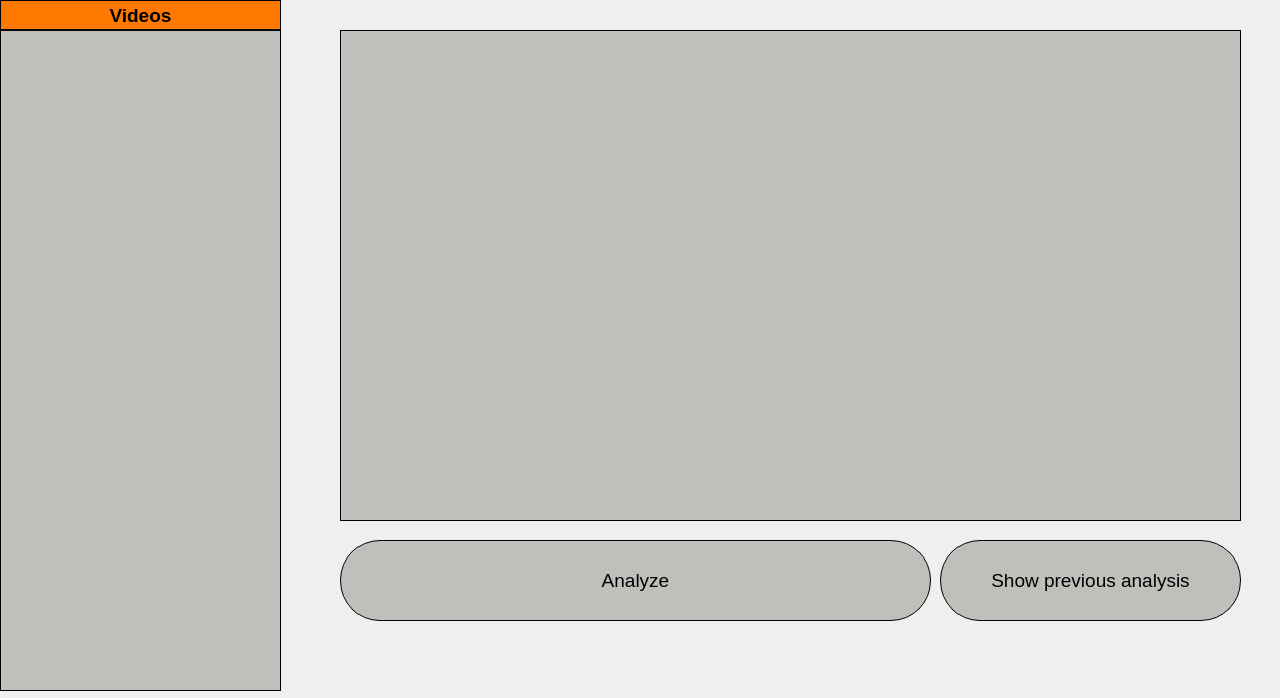
darktau34/VKR_videoanalysis_programm, file ready_main_ui.ui: the form before one commit.
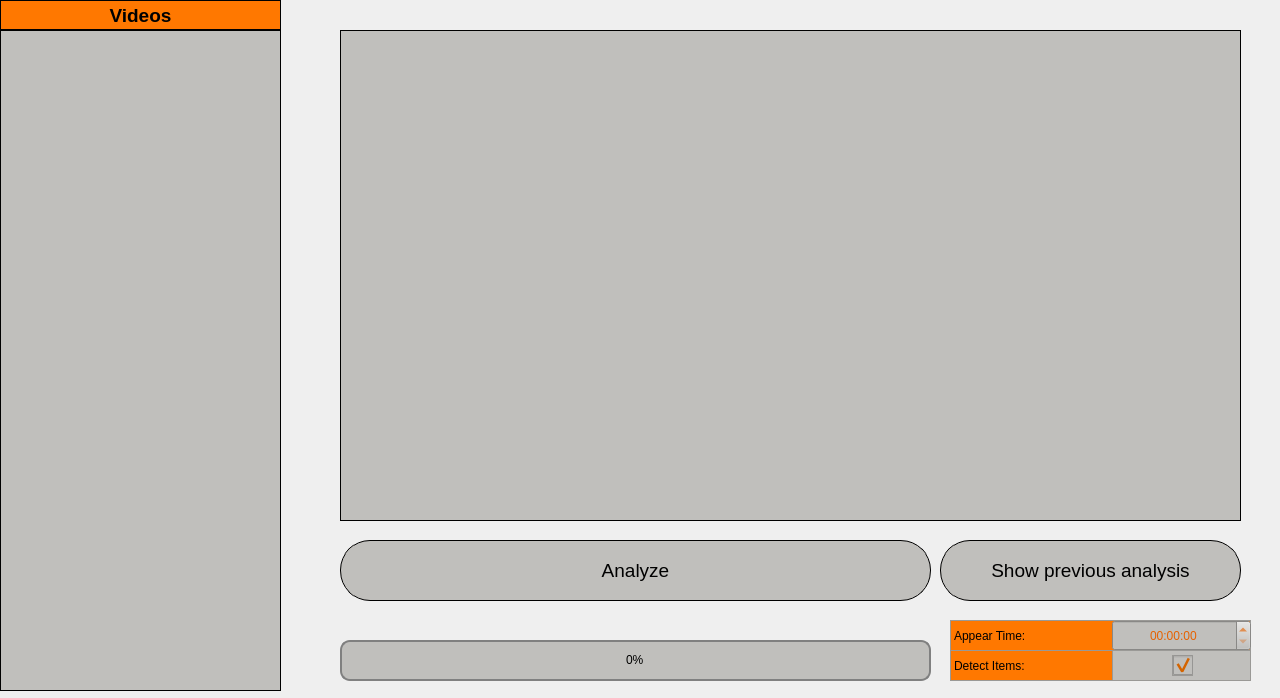
The form after the commit.

Diff of the .ui file:
```diff
--- a/ready_main_ui.ui
+++ b/ready_main_ui.ui
@@ -178,7 +178,7 @@
       <x>340</x>
       <y>540</y>
       <width>591</width>
-      <height>81</height>
+      <height>61</height>
      </rect>
     </property>
     <property name="palette">
@@ -392,7 +392,7 @@
     </property>
     <property name="styleSheet">
      <string notr="true">QPushButton {
-	border-radius: 40px;
+	border-radius: 30px;
 	background-color: rgb(255, 120, 0);
 	border-style: solid;
 	border-width: 1px;
@@ -421,7 +421,7 @@
       <x>940</x>
       <y>540</y>
       <width>301</width>
-      <height>81</height>
+      <height>61</height>
      </rect>
     </property>
     <property name="font">
@@ -436,7 +436,7 @@
     </property>
     <property name="styleSheet">
      <string notr="true">QPushButton {
-	border-radius: 40px;
+	border-radius: 30px;
 	background-color: rgb(255, 120, 0);
 	border-style: solid;
 	border-width: 1px;
@@ -458,13 +458,13 @@
    </widget>
    <widget class="QProgressBar" name="progress_bar">
     <property name="enabled">
-     <bool>false</bool>
+     <bool>true</bool>
     </property>
     <property name="geometry">
      <rect>
       <x>340</x>
       <y>640</y>
-      <width>901</width>
+      <width>591</width>
       <height>41</height>
      </rect>
     </property>
@@ -721,6 +721,145 @@
      <set>Qt::AlignCenter</set>
     </property>
    </widget>
+   <widget class="QLabel" name="l_appear">
+    <property name="geometry">
+     <rect>
+      <x>950</x>
+      <y>620</y>
+      <width>301</width>
+      <height>31</height>
+     </rect>
+    </property>
+    <property name="styleSheet">
+     <string notr="true">border-color: rgb(154, 153, 150);
+border-style: solid;
+border-width: 1px;
+background-color: rgb(255, 120, 0);</string>
+    </property>
+    <property name="text">
+     <string>Appear Time:</string>
+    </property>
+   </widget>
+   <widget class="QLabel" name="l_items">
+    <property name="geometry">
+     <rect>
+      <x>950</x>
+      <y>650</y>
+      <width>301</width>
+      <height>31</height>
+     </rect>
+    </property>
+    <property name="styleSheet">
+     <string notr="true">border-color: rgb(154, 153, 150);
+background-color: rgb(255, 120, 0);
+border-style: solid;
+border-width: 1px;</string>
+    </property>
+    <property name="text">
+     <string>Detect Items:</string>
+    </property>
+   </widget>
+   <widget class="QFrame" name="frame">
+    <property name="geometry">
+     <rect>
+      <x>1112</x>
+      <y>650</y>
+      <width>139</width>
+      <height>31</height>
+     </rect>
+    </property>
+    <property name="styleSheet">
+     <string notr="true">background-color: rgb(192, 191, 188);
+border-color: rgb(154, 153, 150);
+border-style: solid;
+border-width: 1px;</string>
+    </property>
+    <property name="frameShape">
+     <enum>QFrame::StyledPanel</enum>
+    </property>
+    <property name="frameShadow">
+     <enum>QFrame::Raised</enum>
+    </property>
+    <widget class="QCheckBox" name="checkbox_items">
+     <property name="enabled">
+      <bool>true</bool>
+     </property>
+     <property name="geometry">
+      <rect>
+       <x>60</x>
+       <y>5</y>
+       <width>21</width>
+       <height>21</height>
+      </rect>
+     </property>
+     <property name="layoutDirection">
+      <enum>Qt::LeftToRight</enum>
+     </property>
+     <property name="autoFillBackground">
+      <bool>false</bool>
+     </property>
+     <property name="styleSheet">
+      <string notr="true">QCheckBox::indicator {
+    width: 20px;
+    height: 20px;
+	color: rgb(255, 120, 0);
+	selection-color: rgb(255, 120, 0);
+}
+
+QCheckBox{
+	color: rgb(255, 120, 0);
+}
+</string>
+     </property>
+     <property name="text">
+      <string/>
+     </property>
+     <property name="iconSize">
+      <size>
+       <width>16</width>
+       <height>16</height>
+      </size>
+     </property>
+     <property name="checkable">
+      <bool>true</bool>
+     </property>
+     <property name="checked">
+      <bool>true</bool>
+     </property>
+     <property name="tristate">
+      <bool>false</bool>
+     </property>
+    </widget>
+   </widget>
+   <widget class="QTimeEdit" name="input_appear">
+    <property name="geometry">
+     <rect>
+      <x>1112</x>
+      <y>620</y>
+      <width>139</width>
+      <height>31</height>
+     </rect>
+    </property>
+    <property name="font">
+     <font>
+      <weight>50</weight>
+      <bold>false</bold>
+     </font>
+    </property>
+    <property name="styleSheet">
+     <string notr="true">background-color: rgb(192, 191, 188);
+color: rgb(230, 97, 0);
+border-color: rgb(0, 0, 0);
+
+</string>
+    </property>
+    <property name="alignment">
+     <set>Qt::AlignCenter</set>
+    </property>
+    <property name="displayFormat">
+     <string>HH:mm:ss</string>
+    </property>
+   </widget>
   </widget>
  </widget>
  <resources/>
```
Left out of the diff: 6 changed lines with no effect on the pictures.
